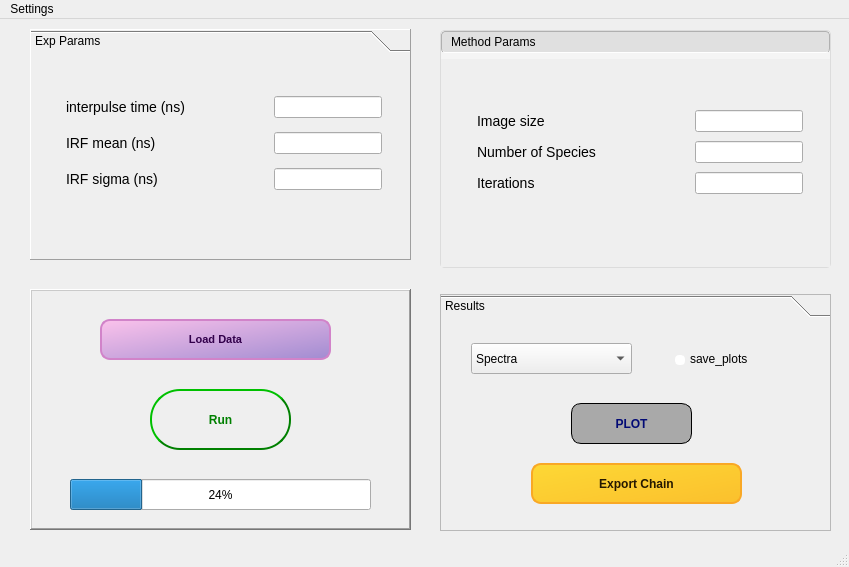
Before: the Qt Designer form ui/app.ui in MohamadFazel/Bayes-S-FLIM, drawn with Qt 5.
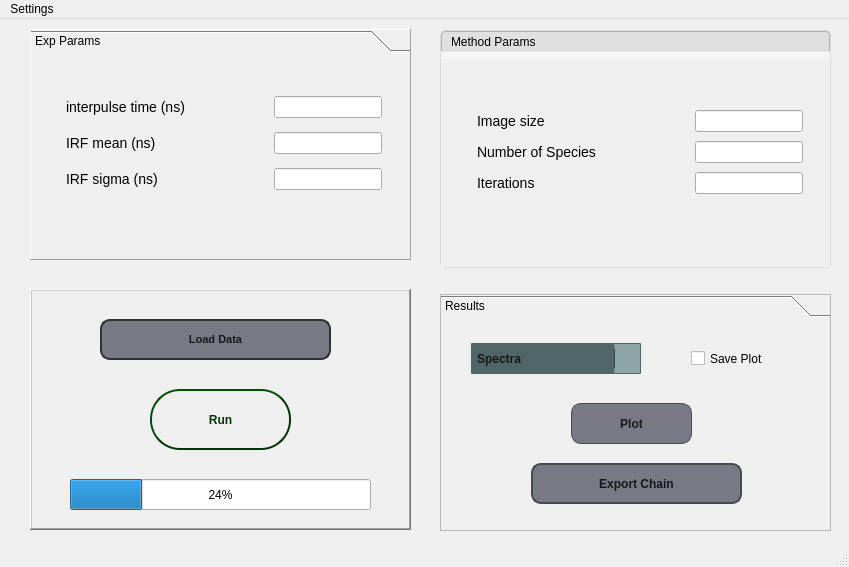
After: the same form once the commit is applied. Icons and pictures are not drawn.

What changed in the file:
```diff
--- a/ui/app.ui
+++ b/ui/app.ui
@@ -513,11 +513,11 @@
          </property>
          <property name="styleSheet">
           <string notr="true">    QPushButton {
-        background-color: rgb(169,169,169);
-        color: rgb(2, 10, 117);
+        background-color: #797986;
+        color: #18181b;
         border-radius: 10px;
         padding: 10px 20px;
-        border: 1px solid ;
+        border: 1px solid #494950 ;
         font-size: 12px;
         font-weight: bold;
     }
@@ -530,7 +530,7 @@
 </string>
          </property>
          <property name="text">
-          <string>PLOT</string>
+          <string>Plot</string>
          </property>
          <property name="icon">
           <iconset>
@@ -548,11 +548,11 @@
          </property>
          <property name="styleSheet">
           <string notr="true">    QPushButton {
-        background-color: qlineargradient(spread:pad, x1:0, y1:0, x2:1, y2:1, stop:0 #fdd835, stop:1 #fbc02d);
-        color: rgb(38, 25, 0);
+        background-color: #797986;
+        color: #18181b;
         border-radius: 10px;
         padding: 10px 20px;
-        border: 2px solid #f9a825;
+        border: 2px solid #494950;
         font-size: 12px;
         font-weight: bold;
     }
@@ -577,12 +577,45 @@
           <rect>
            <x>30</x>
            <y>20</y>
-           <width>161</width>
+           <width>170</width>
            <height>31</height>
           </rect>
          </property>
          <property name="styleSheet">
-          <string notr="true"/>
+          <string notr="true">QComboBox {
+    background-color: #506567;
+    color: #18181b;
+    border-radius: 1px;
+    padding: 1px 5px;
+    border: 1px solid #506567;
+    font-size: 12px;
+    font-weight: bold;
+  
+}
+
+
+QComboBox::drop-down {
+    background-color: #8ca4a6;
+    border-left: 1px solid #3f3f4a;
+    border-radius: 0px 5px 5px 0px;
+    width: 25px;
+}
+
+QComboBox::down-arrow {
+    image: url(icon/down_arrow.png); /* Replace with your icon */
+    width: 12px;
+    height: 12px;
+}
+
+QComboBox QAbstractItemView {
+    background-color: #506567;
+    color: #18181b;
+    selection-background-color: #506567;
+    border: 1px solid #506567;
+    font-size: 12px;
+    font-weight: bold;
+}
+</string>
          </property>
          <item>
           <property name="text">
@@ -603,47 +636,14 @@
         <widget class="QCheckBox" name="save_check">
          <property name="geometry">
           <rect>
-           <x>230</x>
+           <x>250</x>
            <y>20</y>
-           <width>91</width>
+           <width>85</width>
            <height>31</height>
           </rect>
          </property>
-         <property name="styleSheet">
-          <string notr="true">    QCheckBox {
-        spacing: 5px; /* Space between the checkbox and the text */
-        font-size: 12px; /* Smaller font size */
-        color: #000000; /* Dark text color for high contrast */
-    }
-    QCheckBox::indicator {
-        width: 16px; /* Slightly larger for better visibility */
-        height: 16px;
-        border: 2px solid #000000; /* Black border for high contrast */
-        border-radius: 4px; /* Slightly rounded corners */
-        background-color: #ffffff; /* White background for high visibility */
-    }
-    QCheckBox::indicator:checked {
-        background-color: #000000; /* Black background when checked */
-        border: 2px solid #000000; /* Matching border color */
-    }
-    QCheckBox::indicator:checked::after {
-        content: &quot;&quot;; /* Add checkmark icon */
-        width: 8px;
-        height: 8px;
-        border: solid white; /* White checkmark for visibility */
-        border-width: 0 2px 2px 0; /* Shape of the checkmark */
-        display: block;
-        transform: rotate(45deg);
-        position: relative;
-        top: 2px;
-        left: 4px;
-    }
-    QCheckBox::indicator:hover {
-        border: 2px solid #333333; /* Darker border on hover */
-    }</string>
-         </property>
          <property name="text">
-          <string>save_plots</string>
+          <string>Save Plot</string>
          </property>
         </widget>
        </widget>
@@ -710,12 +710,12 @@
      </property>
      <property name="styleSheet">
       <string notr="true">QPushButton {
-    border: 2px solid green;;
+    border: 2px solid #013208;;
     border-radius: 30px;
 	font: 14pt &quot;Sans Serif&quot;;
     border-style: outset; 
-	background-color: qlineargradient(spread:pad, x1:0, y1:0, x2:1, y2:1, 	stop:0 #d4fc79, stop:1 #96e6a1);
-     color: green;
+	background-color: qlineargradient(spread:pad, x1:0, y1:0, x2:1, y2:1, 	stop:0 #d4fc79, stop:1 #013208);
+     color: #04350a;
      padding: 10px 20px;
 	font-weight: bold;
 
@@ -754,11 +754,11 @@
      </property>
      <property name="styleSheet">
       <string notr="true">    QPushButton {
-        background-color: qlineargradient(spread:pad, x1:0, y1:0, x2:1, y2:1, stop:0 #fbc2eb, stop:1 #a18cd1);
-        color: rgb(50, 0, 75);
+        background-color:#797986;
+        color: #18181b;
         border-radius: 10px;
         padding: 10px 20px;
-        border: 2px solid #d183c9;
+        border: 2px solid #313135;
         font-size: 11px;
         font-weight: bold;
     }
```
Left out of the diff: 16 changed lines with no effect on the pictures.
